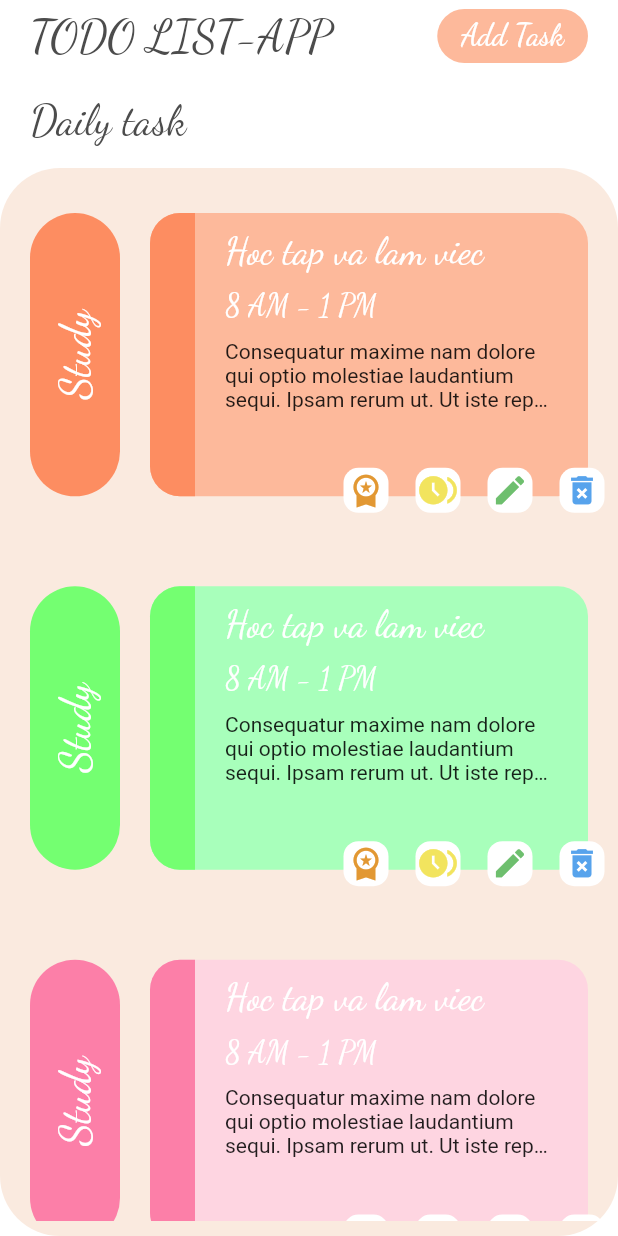
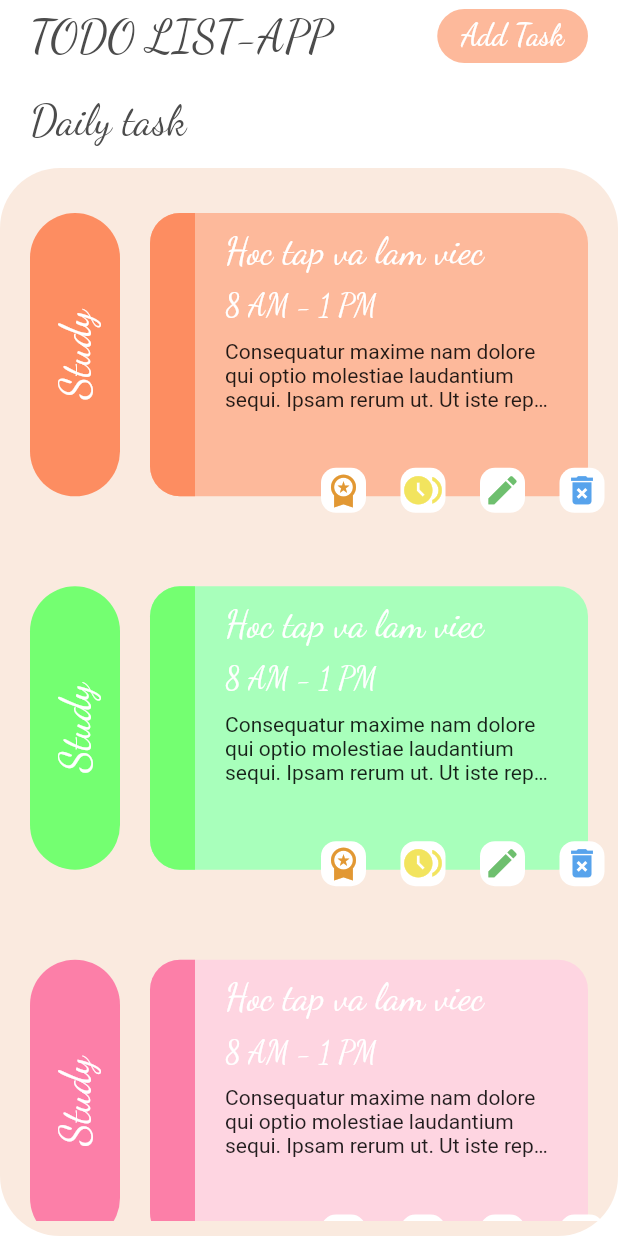
Before and after one commit to bhtri/zendvn_flutter_online, a Flutter app: the screen it shows after launch, on a phone screen of 412 x 824 dp. Run offline on Flutter 3.47's test engine with Material 2 defaults, Android fonts, the phone set to English and light mode, and no system bars; our stand-ins replace google_fonts.

Commit message:
🔧 macos

```diff
--- a/lib/page/btvn0518_02.dart
+++ b/lib/page/btvn0518_02.dart
@@ -206,6 +206,7 @@ class BTVN051802 extends StatelessWidget {
                                     color: Color(0xffE29833),
                                   ),
                                 ),
+                                const SizedBox(width: 5),
                                 ElevatedButton(
                                   onPressed: () {},
                                   style: ElevatedButton.styleFrom(
@@ -225,6 +226,7 @@ class BTVN051802 extends StatelessWidget {
                                     color: Color(0xffF2E45E),
                                   ),
                                 ),
+                                const SizedBox(width: 5),
                                 ElevatedButton(
                                   onPressed: () {},
                                   style: ElevatedButton.styleFrom(
@@ -244,6 +246,7 @@ class BTVN051802 extends StatelessWidget {
                                     color: Color(0xff6EBF6E),
                                   ),
                                 ),
+                                const SizedBox(width: 5),
                                 ElevatedButton(
                                   onPressed: () {},
                                   style: ElevatedButton.styleFrom(
```
Also changed, not shown: 4 other files.
